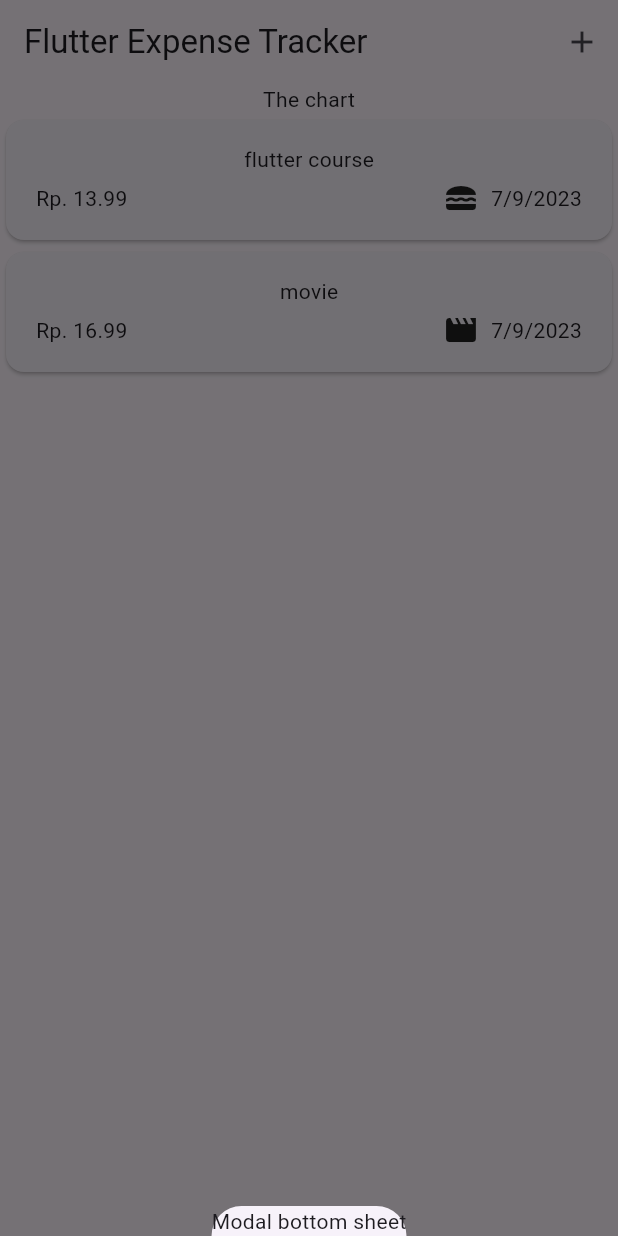
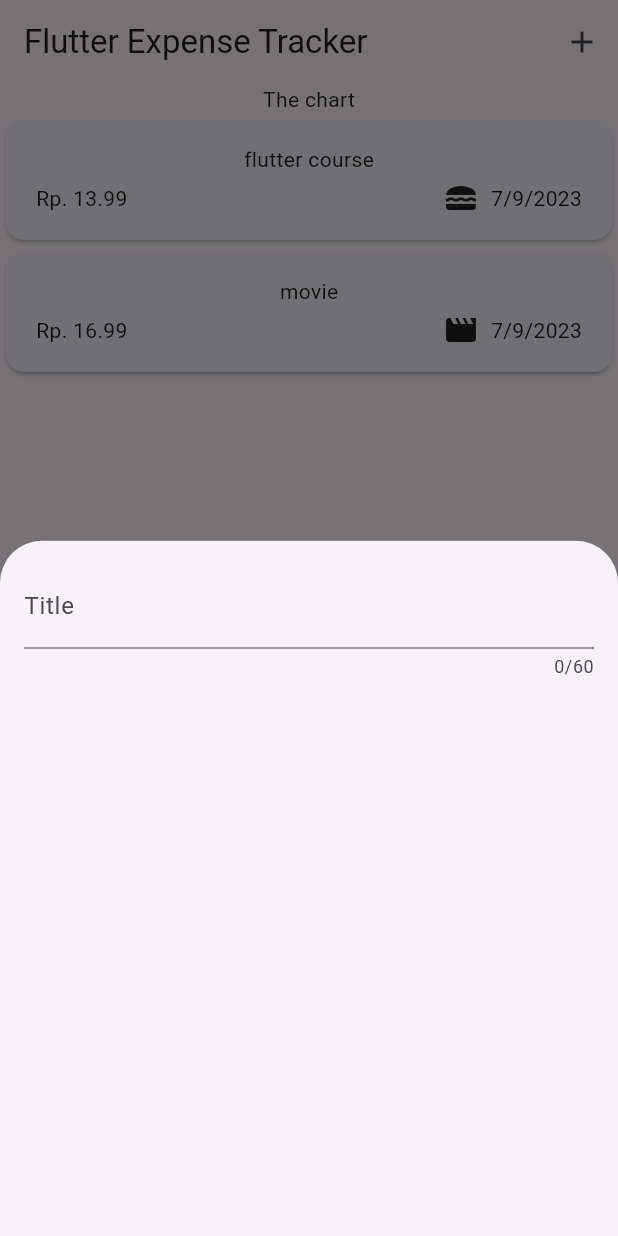
Before and after one commit to Harun1804/mobile-expense-trackeer, a Flutter app: the screen it shows after launch, after a tap on the "add" icon, on a phone screen of 412 x 824 dp. Run offline on Flutter 3.47's test engine with Material 2 defaults, Android fonts, the phone set to English and light mode, and no system bars.

Commit message:
add text input field

```diff
--- a/lib/widgets/expenses.dart
+++ b/lib/widgets/expenses.dart
@@ -1,5 +1,6 @@
 import 'package:expense_trackeer/widgets/expense-list/expenses_list.dart';
 import 'package:expense_trackeer/model/expense.dart';
+import 'package:expense_trackeer/widgets/new_expense.dart';
 import 'package:flutter/material.dart';
 
 class Expenses extends StatefulWidget {
@@ -18,7 +19,7 @@
   void _openAddExpenseOverlay () {
     showModalBottomSheet(
         context: context,
-        builder: (ctx) => Text('Modal bottom sheet')
+        builder: (ctx) => const NewExpense()
     );
   }
 
--- /dev/null
+++ b/lib/widgets/new_expense.dart
@@ -0,0 +1,27 @@
+import 'package:flutter/material.dart';
+
+class NewExpense extends StatefulWidget {
+  const NewExpense({super.key});
+
+  @override
+  State<NewExpense> createState() => _NewExpenseState();
+}
+
+class _NewExpenseState extends State<NewExpense> {
+  @override
+  Widget build(BuildContext context) {
+    return const Padding(
+        padding: EdgeInsets.all(16.0),
+        child: Column(
+          children: [
+            TextField(
+              maxLength: 60,
+              decoration: InputDecoration(
+                label: Text('Title')
+              ),
+            )
+          ],
+        ),
+    );
+  }
+}
```
